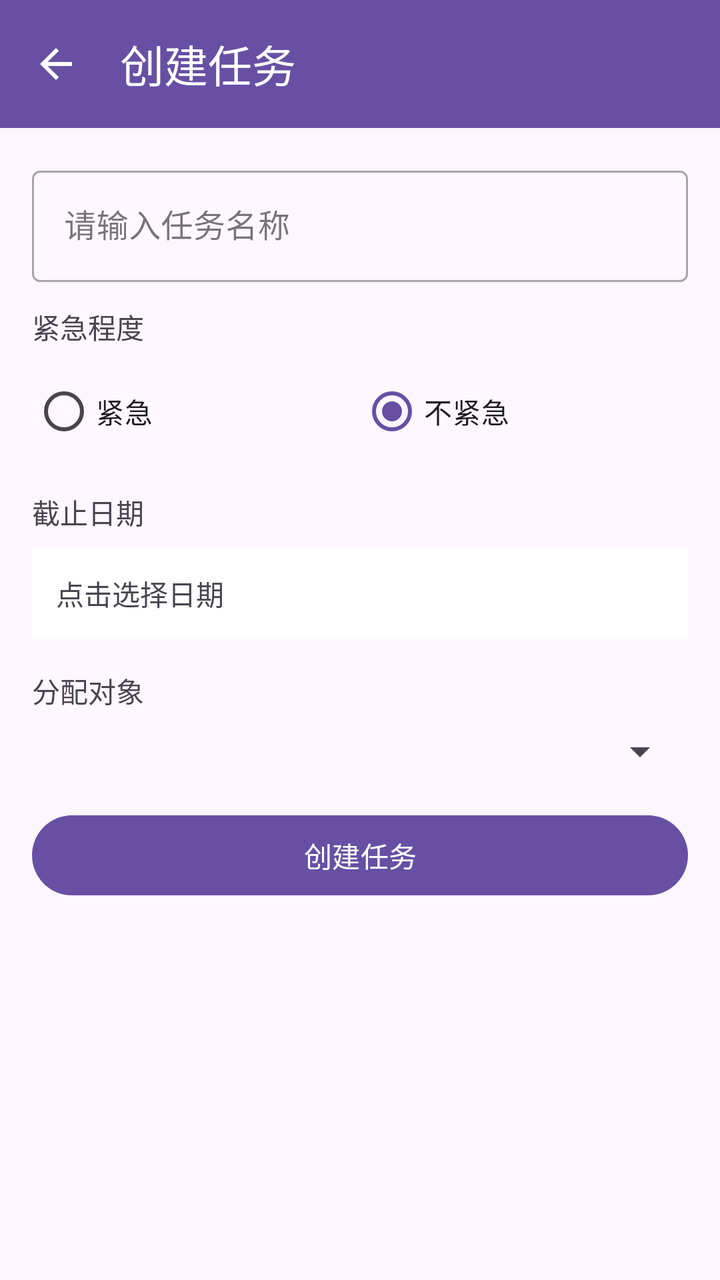
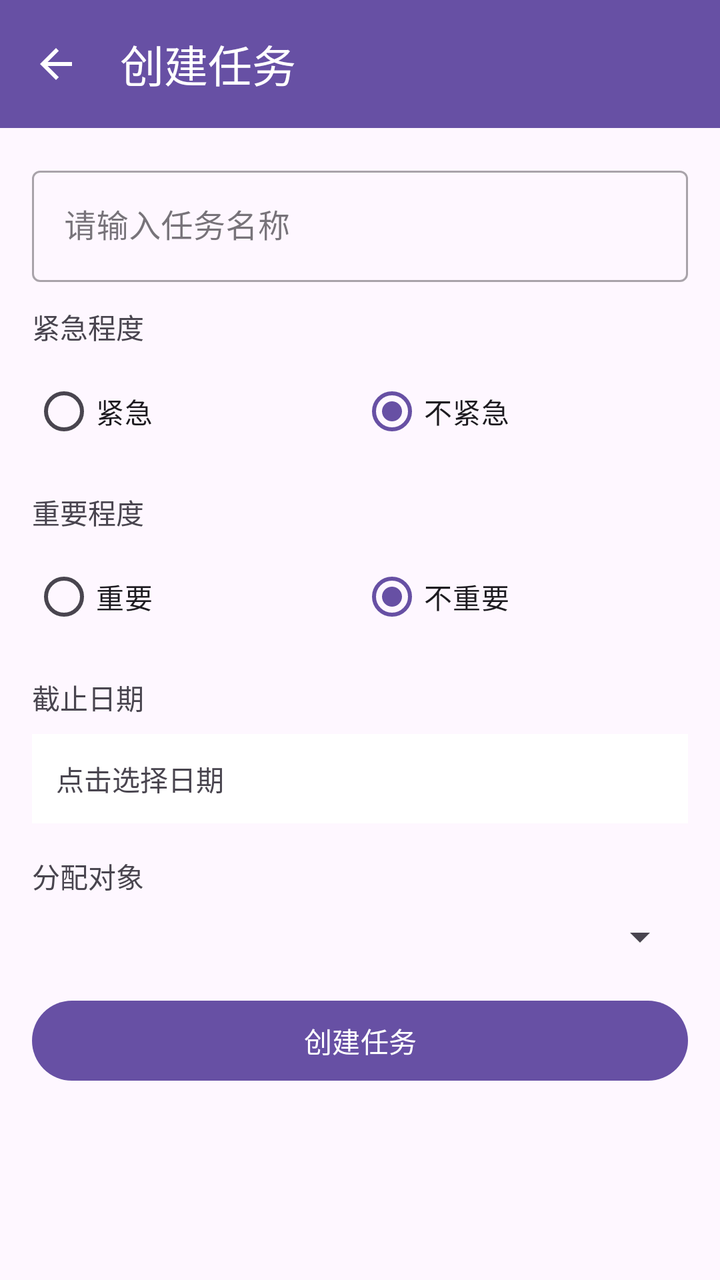

Compare the two renders of this Android layout. The source of the first and the diff that turns it into the second are given below.
<!-- AndroidManifest.xml: application theme Theme.Project_Pandora -->
<!-- res/layout/activity_task_create.xml -->
<?xml version="1.0" encoding="utf-8"?>
<LinearLayout xmlns:android="http://schemas.android.com/apk/res/android"
    xmlns:app="http://schemas.android.com/apk/res-auto"
    android:layout_width="match_parent"
    android:layout_height="match_parent"
    android:orientation="vertical">

    <com.google.android.material.appbar.MaterialToolbar
        android:id="@+id/toolbar"
        android:layout_width="match_parent"
        android:layout_height="wrap_content"
        android:background="?attr/colorPrimary"
        app:title="@string/task_create"
        app:titleTextColor="@android:color/white"
        app:navigationIcon="@drawable/ic_back" />

    <TextView
        android:id="@+id/textAutoSaveStatus"
        android:layout_width="match_parent"
        android:layout_height="wrap_content"
        android:padding="4dp"
        android:textAlignment="center"
        android:textSize="12sp"
        android:textColor="#888888"
        android:visibility="gone" />

    <ScrollView
        android:layout_width="match_parent"
        android:layout_height="match_parent"
        android:padding="16dp">

        <LinearLayout
            android:layout_width="match_parent"
            android:layout_height="wrap_content"
            android:orientation="vertical">

            <com.google.android.material.textfield.TextInputLayout
                android:layout_width="match_parent"
                android:layout_height="wrap_content"
                android:layout_marginBottom="12dp"
                style="@style/Widget.MaterialComponents.TextInputLayout.OutlinedBox">

                <com.google.android.material.textfield.TextInputEditText
                    android:id="@+id/edit_task_name"
                    android:layout_width="match_parent"
                    android:layout_height="wrap_content"
                    android:hint="@string/hint_task_name" />
            </com.google.android.material.textfield.TextInputLayout>

            <TextView
                android:layout_width="match_parent"
                android:layout_height="wrap_content"
                android:text="紧急程度"
                android:layout_marginBottom="8dp" />

            <RadioGroup
                android:id="@+id/rg_urgency"
                android:layout_width="match_parent"
                android:layout_height="wrap_content"
                android:orientation="horizontal"
                android:layout_marginBottom="16dp">

                <RadioButton
                    android:id="@+id/rb_urgent"
                    android:layout_width="0dp"
                    android:layout_height="wrap_content"
                    android:layout_weight="1"
                    android:text="紧急" />

                <RadioButton
                    android:id="@+id/rb_not_urgent"
                    android:layout_width="0dp"
                    android:layout_height="wrap_content"
                    android:layout_weight="1"
                    android:text="不紧急"
                    android:checked="true" />
            </RadioGroup>

            <TextView
                android:layout_width="match_parent"
                android:layout_height="wrap_content"
                android:text="截止日期"
                android:layout_marginBottom="8dp" />

            <TextView
                android:id="@+id/text_end_time"
                android:layout_width="match_parent"
                android:layout_height="wrap_content"
                android:text="点击选择日期"
                android:padding="12dp"
                android:background="@android:color/white"
                android:layout_marginBottom="16dp"
                android:clickable="true"
                android:focusable="true" />

            <TextView
                android:layout_width="match_parent"
                android:layout_height="wrap_content"
                android:text="分配对象"
                android:layout_marginBottom="8dp" />

            <Spinner
                android:id="@+id/spinner_assignee"
                android:layout_width="match_parent"
                android:layout_height="wrap_content"
                android:layout_marginBottom="16dp" />

            <com.google.android.material.button.MaterialButton
                android:id="@+id/btn_create_task"
                android:layout_width="match_parent"
                android:layout_height="wrap_content"
                android:text="@string/btn_create_task" />

        </LinearLayout>
    </ScrollView>

</LinearLayout>
<!-- resources referenced by this layout -->
<resources>
  <!-- drawable ic_back (drawable) -->
  <vector xmlns:android="http://schemas.android.com/apk/res/android"
      android:width="24dp"
      android:height="24dp"
      android:viewportWidth="24"
      android:viewportHeight="24"
      android:tint="?attr/colorOnPrimary">
      <path
          android:fillColor="@android:color/white"
          android:pathData="M20,11H7.83l5.59,-5.59L12,4l-8,8 8,8 1.41,-1.41L7.83,13H20v-2z" />
  </vector>
  <string name="btn_create_task">创建任务</string>
  <string name="hint_task_name">请输入任务名称</string>
  <string name="task_create">创建任务</string>
  <style name="Theme.Project_Pandora" parent="Base.Theme.Project_Pandora" />
  <style name="Base.Theme.Project_Pandora" parent="Theme.Material3.DayNight.NoActionBar">
          
          
      </style>
</resources>

<!-- the commit's change to res/layout/activity_task_create.xml (unified diff, before → after) -->
@@ -79,6 +79,35 @@
             <TextView
                 android:layout_width="match_parent"
                 android:layout_height="wrap_content"
+                android:text="重要程度"
+                android:layout_marginBottom="8dp" />
+
+            <RadioGroup
+                android:id="@+id/rg_importance"
+                android:layout_width="match_parent"
+                android:layout_height="wrap_content"
+                android:orientation="horizontal"
+                android:layout_marginBottom="16dp">
+
+                <RadioButton
+                    android:id="@+id/rb_important"
+                    android:layout_width="0dp"
+                    android:layout_height="wrap_content"
+                    android:layout_weight="1"
+                    android:text="重要" />
+
+                <RadioButton
+                    android:id="@+id/rb_not_important"
+                    android:layout_width="0dp"
+                    android:layout_height="wrap_content"
+                    android:layout_weight="1"
+                    android:text="不重要"
+                    android:checked="true" />
+            </RadioGroup>
+
+            <TextView
+                android:layout_width="match_parent"
+                android:layout_height="wrap_content"
                 android:text="截止日期"
                 android:layout_marginBottom="8dp" />
 
